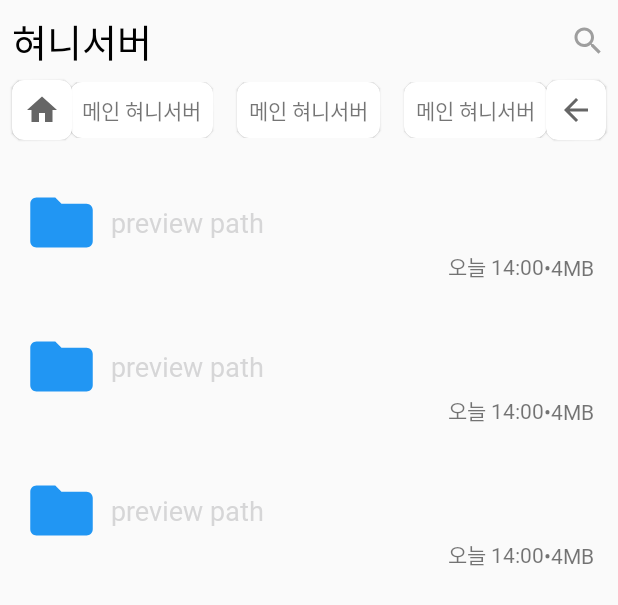
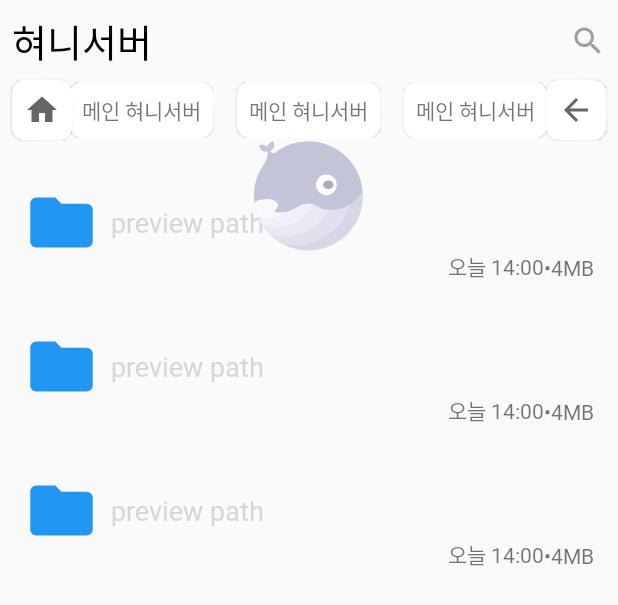
Before and after one commit to jisungbin/HyunnieServer, an Android app: the layout fragment_main.xml on its own in the app's theme, with its tools: preview values and no code run, on a phone screen of 412 x 824 dp. Shown: the top 605 px of the screen. Run offline under Robolectric (Android 15) with nearby library versions, the phone set to English and light mode, and no system bars.

Commit message:
:apple: apply flexbox layout :apple:

```diff
--- a/app/src/main/AndroidManifest.xml
+++ b/app/src/main/AndroidManifest.xml
@@ -26,10 +26,6 @@
         <activity
             android:name=".ui.activity.MainActivity"
             android:theme="@style/AppTheme.WhiteStatusBar">
-            <!--<intent-filter>
-                <action android:name="android.intent.action.MAIN" />
-                <category android:name="android.intent.category.LAUNCHER" />
-            </intent-filter>-->
         </activity>
 
         <activity
--- a/app/src/main/kotlin/com/sungbin/hyunnieserver/tool/manager/PathManager.kt
+++ b/app/src/main/kotlin/com/sungbin/hyunnieserver/tool/manager/PathManager.kt
@@ -1,10 +1,6 @@
 package com.sungbin.hyunnieserver.tool.manager
 
 object PathManager {
-
-    const val SERVER_ADDRESS = "server-address"
-    const val ID = "id"
-    const val PASSWORD = "password"
 
     const val DOWNLOAD_PATH = "download-path"
     const val DOWNLOAD_PATH_DEFAULT = "HyunnieServer/Download"
--- a/app/src/main/res/layout/fragment_main.xml
+++ b/app/src/main/res/layout/fragment_main.xml
@@ -127,4 +127,26 @@
         app:layout_constraintTop_toBottomOf="@+id/rv_path"
         tools:listitem="@layout/layout_file" />
 
+    <com.google.android.flexbox.FlexboxLayout
+        android:id="@+id/fbl_empty_file"
+        android:layout_width="0dp"
+        android:layout_height="0dp"
+        android:layout_marginTop="@dimen/margin_half"
+        app:alignItems="center"
+        app:flexDirection="column"
+        app:justifyContent="center"
+        app:layout_constraintBottom_toBottomOf="parent"
+        app:layout_constraintEnd_toEndOf="parent"
+        app:layout_constraintStart_toStartOf="parent"
+        app:layout_constraintTop_toBottomOf="@+id/tv_title">
+
+        <com.airbnb.lottie.LottieAnimationView
+            android:layout_width="150dp"
+            android:layout_height="150dp"
+            app:lottie_autoPlay="true"
+            app:lottie_loop="true"
+            app:lottie_rawRes="@raw/empty" />
+
+    </com.google.android.flexbox.FlexboxLayout>
+
 </androidx.constraintlayout.widget.ConstraintLayout>
--- a/app/src/main/res/layout/layout_loading_dialog.xml
+++ b/app/src/main/res/layout/layout_loading_dialog.xml
@@ -20,8 +20,7 @@
         app:lottie_autoPlay="true"
         app:lottie_enableMergePathsForKitKatAndAbove="true"
         app:lottie_loop="true"
-        app:lottie_rawRes="@raw/loading"
-        app:lottie_renderMode="hardware" />
+        app:lottie_rawRes="@raw/loading" />
 
     <TextView
         android:id="@+id/tv_loading"
--- a/app/src/main/res/layout/layout_path.xml
+++ b/app/src/main/res/layout/layout_path.xml
@@ -26,6 +26,7 @@
             android:id="@+id/tv_path"
             android:layout_width="wrap_content"
             android:layout_height="wrap_content"
+            android:clipToPadding="false"
             tools:text="@string/path_preview" />
 
     </com.google.android.material.card.MaterialCardView>
--- a/app/src/main/res/values-v27/styles.xml
+++ b/app/src/main/res/values-v27/styles.xml
@@ -1,10 +1,7 @@
 <?xml version="1.0" encoding="utf-8"?>
 <resources>
 
-    <style name="AppTheme.WhiteStatusBar" parent="Theme.MaterialComponents.Light.DarkActionBar">
-        <item name="colorPrimary">@color/colorPrimary</item>
-        <item name="colorPrimaryDark">@color/colorPrimaryDark</item>
-        <item name="colorAccent">@color/colorAccent</item>
+    <style name="AppTheme.WhiteStatusBar" parent="AppTheme">
         <item name="android:statusBarColor">@color/colorBackgroundWhite</item>
         <item name="android:windowLightStatusBar">true</item>
         <item name="android:navigationBarColor">@color/colorWhite</item>
--- a/app/src/main/res/values/styles.xml
+++ b/app/src/main/res/values/styles.xml
@@ -10,15 +10,12 @@
         <item name="android:fontFamily">@font/nanumgothic</item>
     </style>
 
-    <style name="AppTheme.WhiteStatusBar" parent="Theme.MaterialComponents.Light.DarkActionBar">
-        <item name="colorPrimary">@color/colorPrimary</item>
-        <item name="colorPrimaryDark">@color/colorPrimaryDark</item>
-        <item name="colorAccent">@color/colorAccent</item>
+    <style name="AppTheme.WhiteStatusBar" parent="AppTheme">
         <item name="android:statusBarColor">@color/colorBackgroundWhite</item>
         <item name="android:windowLightStatusBar" tools:ignore="NewApi">true</item>
     </style>
 
-    <style name="AppTheme.NoActionBar">
+    <style name="AppTheme.NoActionBar" parent="AppTheme">
         <item name="windowActionBar">false</item>
         <item name="windowNoTitle">true</item>
     </style>
```
Also changed, not shown: app/src/main/kotlin/com/sungbin/hyunnieserver/tool/util/Extensions.kt (+15 -8 lines), app/src/main/kotlin/com/sungbin/hyunnieserver/ui/fragment/main/MainFragment.kt (+35 -7 lines).
